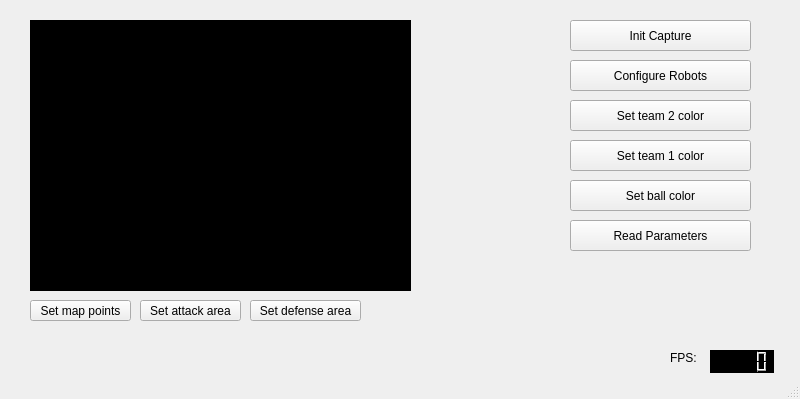
Above: setparameters.ui from mateus558/RinoBot-System before the change. Below: the same form after it.
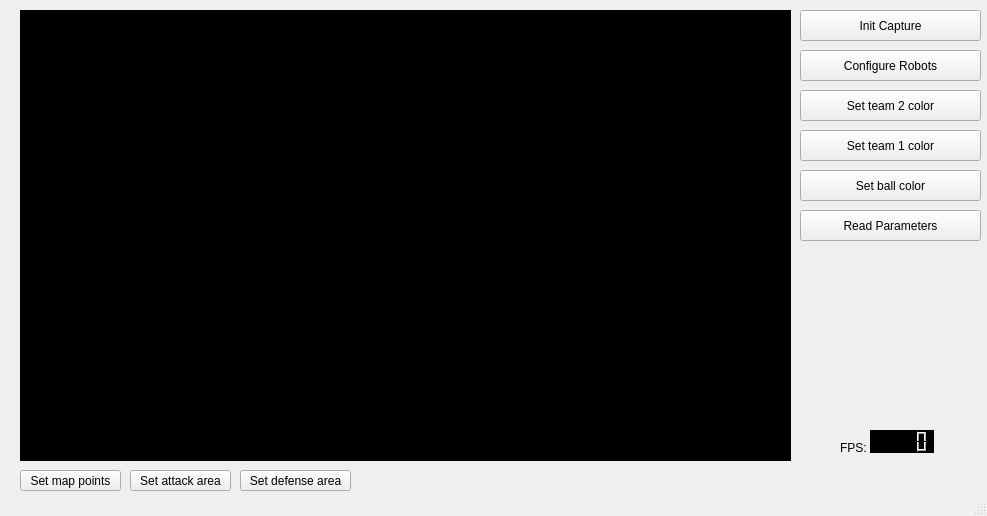
That is the form after the change.

What changed in the file:
```diff
--- a/setparameters.ui
+++ b/setparameters.ui
@@ -6,8 +6,8 @@
    <rect>
     <x>0</x>
     <y>0</y>
-    <width>800</width>
-    <height>399</height>
+    <width>987</width>
+    <height>516</height>
    </rect>
   </property>
   <property name="windowTitle">
@@ -17,10 +17,10 @@
    <widget class="QLabel" name="camera_video">
     <property name="geometry">
      <rect>
-      <x>30</x>
-      <y>20</y>
-      <width>381</width>
-      <height>271</height>
+      <x>20</x>
+      <y>10</y>
+      <width>771</width>
+      <height>451</height>
      </rect>
     </property>
     <property name="styleSheet">
@@ -33,8 +33,8 @@
    <widget class="QPushButton" name="initCapture">
     <property name="geometry">
      <rect>
-      <x>570</x>
-      <y>20</y>
+      <x>800</x>
+      <y>10</y>
       <width>181</width>
       <height>31</height>
      </rect>
@@ -46,8 +46,8 @@
    <widget class="QLCDNumber" name="fps_number">
     <property name="geometry">
      <rect>
-      <x>710</x>
-      <y>350</y>
+      <x>870</x>
+      <y>430</y>
       <width>64</width>
       <height>23</height>
      </rect>
@@ -59,8 +59,8 @@
    <widget class="QLabel" name="fps_label">
     <property name="geometry">
      <rect>
-      <x>670</x>
-      <y>350</y>
+      <x>840</x>
+      <y>440</y>
       <width>31</width>
       <height>16</height>
      </rect>
@@ -72,8 +72,8 @@
    <widget class="QPushButton" name="readParameters">
     <property name="geometry">
      <rect>
-      <x>570</x>
-      <y>220</y>
+      <x>800</x>
+      <y>210</y>
       <width>181</width>
       <height>31</height>
      </rect>
@@ -85,8 +85,8 @@
    <widget class="QPushButton" name="configRobots">
     <property name="geometry">
      <rect>
-      <x>570</x>
-      <y>60</y>
+      <x>800</x>
+      <y>50</y>
       <width>181</width>
       <height>31</height>
      </rect>
@@ -98,8 +98,8 @@
    <widget class="QPushButton" name="T1_color">
     <property name="geometry">
      <rect>
-      <x>570</x>
-      <y>140</y>
+      <x>800</x>
+      <y>130</y>
       <width>181</width>
       <height>31</height>
      </rect>
@@ -111,8 +111,8 @@
    <widget class="QPushButton" name="T2_color">
     <property name="geometry">
      <rect>
-      <x>570</x>
-      <y>100</y>
+      <x>800</x>
+      <y>90</y>
       <width>181</width>
       <height>31</height>
      </rect>
@@ -124,8 +124,8 @@
    <widget class="QPushButton" name="mapPoints">
     <property name="geometry">
      <rect>
-      <x>30</x>
-      <y>300</y>
+      <x>20</x>
+      <y>470</y>
       <width>101</width>
       <height>21</height>
      </rect>
@@ -137,8 +137,8 @@
    <widget class="QPushButton" name="attackArrea_btn">
     <property name="geometry">
      <rect>
-      <x>140</x>
-      <y>300</y>
+      <x>130</x>
+      <y>470</y>
       <width>101</width>
       <height>21</height>
      </rect>
@@ -150,8 +150,8 @@
    <widget class="QPushButton" name="defenseArrea_btn">
     <property name="geometry">
      <rect>
-      <x>250</x>
-      <y>300</y>
+      <x>240</x>
+      <y>470</y>
       <width>111</width>
       <height>21</height>
      </rect>
@@ -163,8 +163,8 @@
    <widget class="QPushButton" name="ball_color">
     <property name="geometry">
      <rect>
-      <x>570</x>
-      <y>180</y>
+      <x>800</x>
+      <y>170</y>
       <width>181</width>
       <height>31</height>
      </rect>
```
